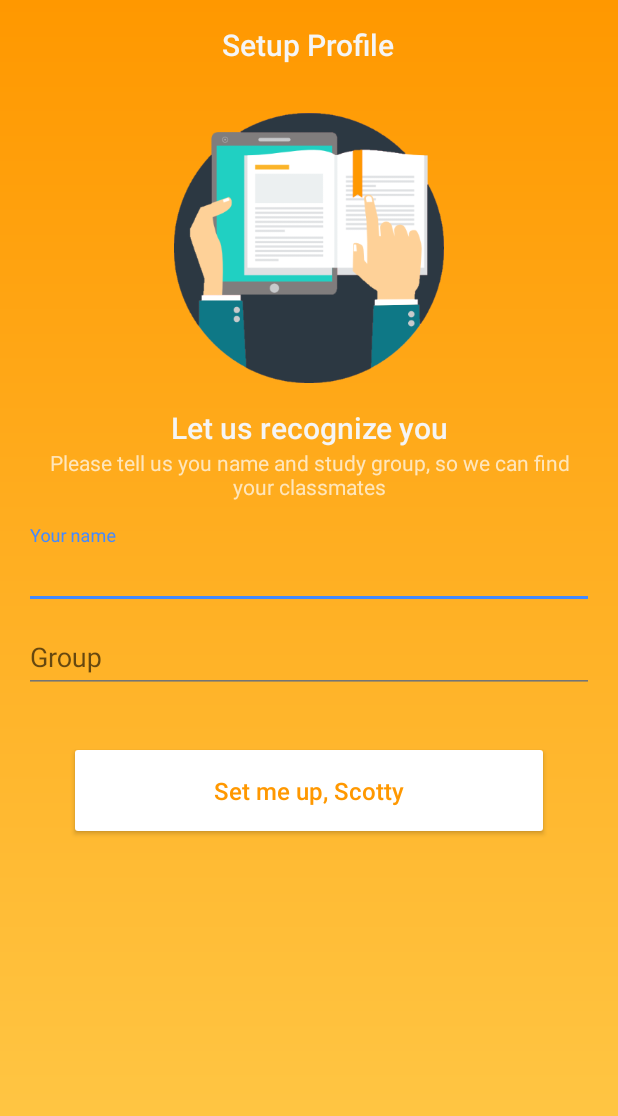
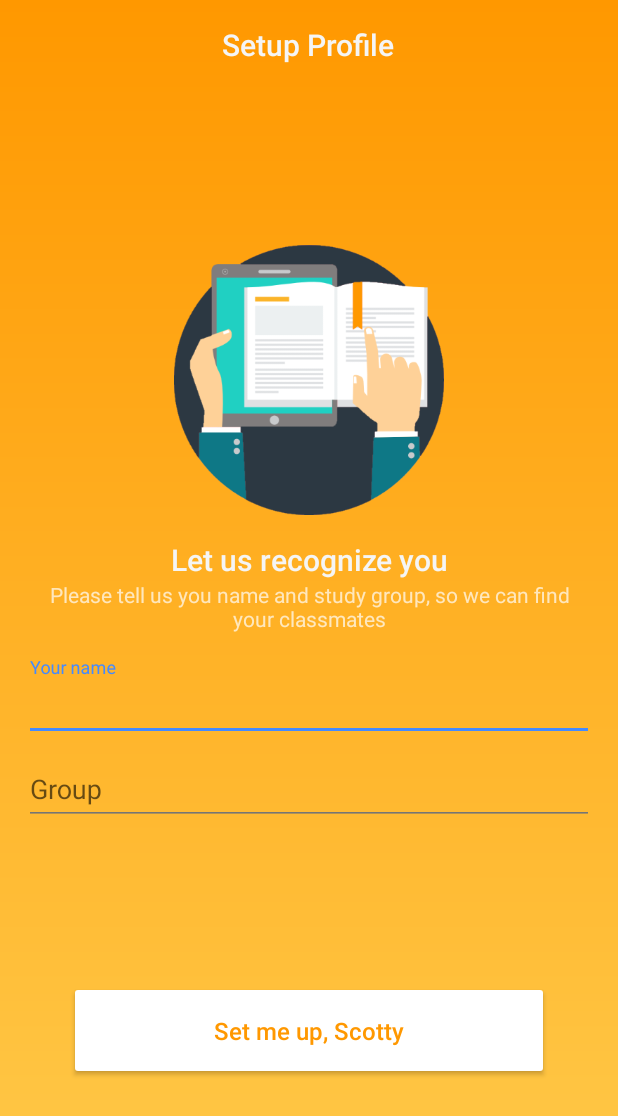
Before and after one commit to Ekalips/InstaStudy, an Android app: the layout fragment_fill_data.xml on its own in the app's theme, with its tools: preview values and no code run, on a phone screen of 412 x 824 dp. Shown: the top 1116 px of the screen. Run offline under Robolectric (Android 15) with nearby library versions, the phone set to English and light mode, and no system bars.

Commit message:
Fill data screen fixes

```diff
--- a/app/src/main/res/layout/fragment_fill_data.xml
+++ b/app/src/main/res/layout/fragment_fill_data.xml
@@ -27,7 +27,8 @@
 
         <android.support.v4.widget.Space
             android:layout_width="wrap_content"
-            android:layout_height="16dp" />
+            android:layout_height="16dp"
+            android:layout_weight="1" />
 
         <ImageView
             android:layout_width="180dp"
@@ -92,7 +93,8 @@
 
         <android.support.v4.widget.Space
             android:layout_width="wrap_content"
-            android:layout_height="32dp" />
+            android:layout_height="16dp"
+            android:layout_weight="1"/>
 
         <Button
             android:layout_width="320dp"
@@ -105,6 +107,11 @@
             android:textColor="@color/colorPrimary"
             android:textSize="16sp" />
 
+        <android.support.v4.widget.Space
+            android:layout_width="wrap_content"
+            android:layout_height="16dp"
+            android:layout_weight="1" />
+
 
     </LinearLayout>
 </layout>
```
